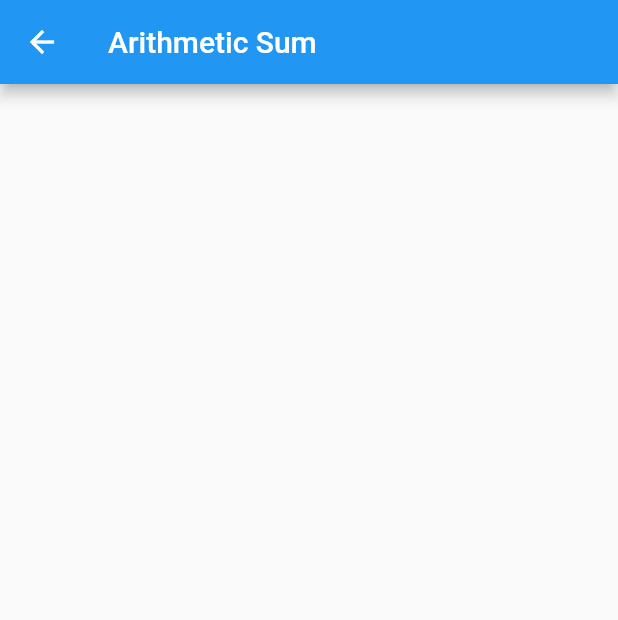
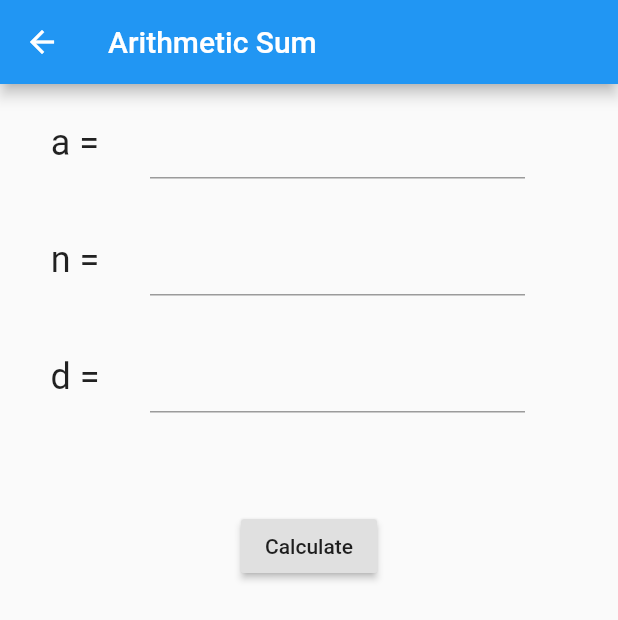
Before and after one commit to McHippy3/equation_solver, a Flutter app: the ArithmeticPage screen opened directly, on a phone screen of 412 x 824 dp. Shown: the top 620 px of the screen. Run offline on Flutter 3.47's test engine with Material 2 defaults, Android fonts, the phone set to English and light mode, and no system bars.

Commit message:
10/26/2018

```diff
--- a/lib/arithmetic_page.dart
+++ b/lib/arithmetic_page.dart
@@ -1,4 +1,6 @@
 import 'package:flutter/material.dart';
+import './row_textfield.dart';
+import 'dart:math';
 
 class ArithmeticPage extends StatefulWidget{
   State<StatefulWidget> createState(){
@@ -7,11 +9,83 @@ class ArithmeticPage extends StatefulWidget{
 }
 
 class _ArithmeticPageState extends State<ArithmeticPage>{
+
+  TextEditingController acontroller = TextEditingController();
+  TextEditingController ncontroller = TextEditingController();
+  TextEditingController dcontroller = TextEditingController();
+
+  RowTextFields _a,_n,_d;
+
+  String answer = '';
+
+  _ArithmeticPageState(){
+    _a = RowTextFields(
+      frontText: 'a =',
+      widthText: 100.0,
+      widthTextField: 250.0,
+      fontSize: 24.0,
+      controller: acontroller,
+    );
+    _n = RowTextFields(
+      frontText: 'n =',
+      widthText: 100.0,
+      widthTextField: 250.0,
+      fontSize: 24.0,
+      controller: ncontroller,
+    );
+    _d = RowTextFields(
+      frontText: 'd =',
+      widthText: 100.0,
+      widthTextField: 250.0,
+      fontSize: 24.0,
+      controller: dcontroller,
+    );
+  }
+
   Widget build(BuildContext context){
     return Scaffold(
       appBar: AppBar(
         title: Text('Arithmetic Sum'),
       ),
+      body: Builder(builder: (BuildContext context) {
+        return ListView(
+          children: <Widget>[
+            _a,
+            _n,
+            _d,
+            Padding(
+              padding: const EdgeInsets.only(top: 50.0),
+              child: Center(
+                child: RaisedButton(
+                  child: Text('Calculate'),
+                  onPressed: () {
+                    try {
+                      calculate(double.parse(acontroller.text),double.parse(ncontroller.text),double.parse(dcontroller.text));
+                    } catch (Exception) {
+                      Scaffold.of(context).showSnackBar(SnackBar(
+                        content: Text(
+                            'All Fields Must Be Non-Empty Numeric Values'),
+                        duration: Duration(seconds: 1),
+                      ),);
+                    }
+                    setState(() {});
+                  },
+                ),
+              ),
+            ),
+            Padding(
+              padding: const EdgeInsets.all(50.0),
+              child: Center(
+                child: Text(answer, style: TextStyle(fontSize: 32.0)),
+              ),
+            ),
+          ],
+        );
+      },),
     );
   }
+
+  void calculate(double a, double n, double d){
+
+  }
 }
--- a/lib/distance_page.dart
+++ b/lib/distance_page.dart
@@ -1,5 +1,6 @@
 import 'package:flutter/material.dart';
 import './row_textfield.dart';
+import 'dart:math';
 
 class DistancePage extends StatefulWidget {
   State<StatefulWidget> createState() {
@@ -69,7 +70,7 @@ class _DistancePageState extends State<DistancePage> {
                     child: Text('Calculate'),
                     onPressed: () {
                       try {
-                        throw Exception;
+                        calculate(double.parse(x1controller.text),double.parse(y1controller.text),double.parse(x2controller.text),double.parse(y2controller.text));
                       } catch (Exception) {
                         Scaffold.of(context).showSnackBar(SnackBar(
                             content: Text(
@@ -95,7 +96,9 @@ class _DistancePageState extends State<DistancePage> {
     );
   }
 
-  void calculate() {}
+  void calculate(double x1, double y1, double x2, double y2) {
+    answer = (((sqrt(pow((x2-x1),2)+pow((y2-y1),2))*1000).round())/1000).toString();
+  }
 
   @override
   void dispose() {
```
Also changed, not shown: lib/quadratic_page.dart (+84 -0 lines).
